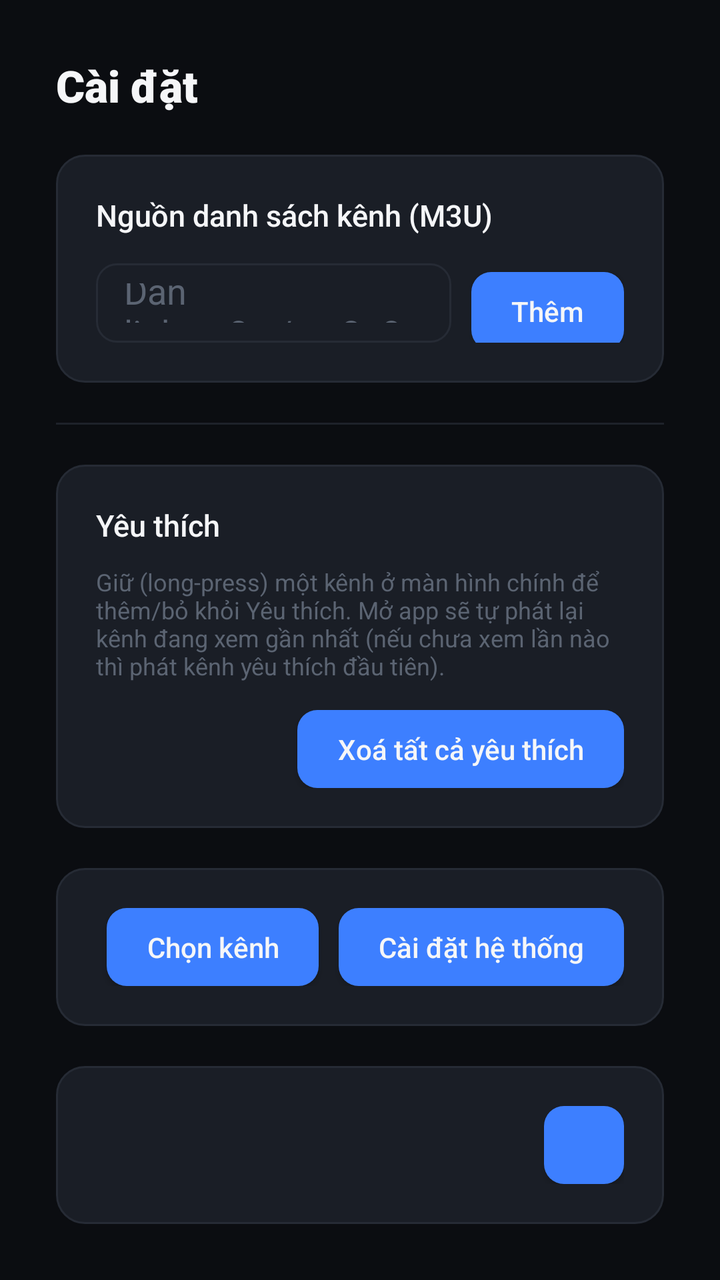
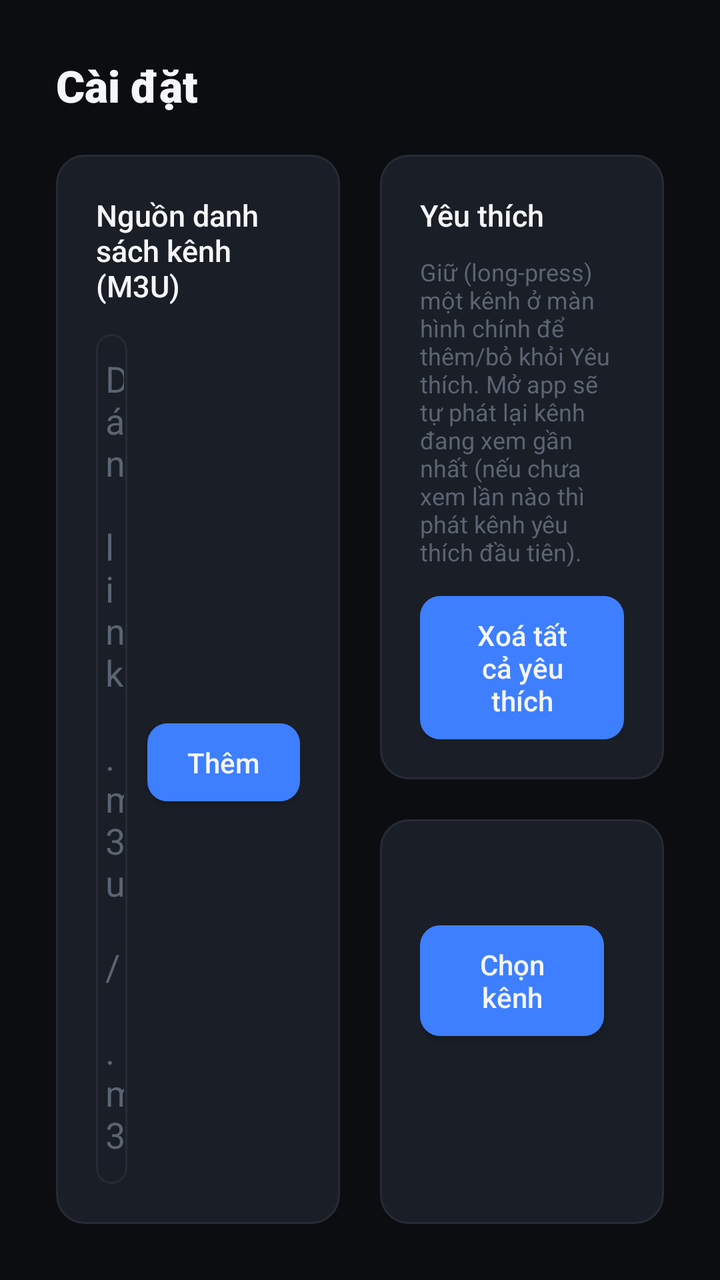

Compare the two renders of this Android layout. The source of the first and the diff that turns it into the second are given below.
<!-- AndroidManifest.xml: application theme Theme.VnTv -->
<!-- res/layout/activity_settings.xml -->
<?xml version="1.0" encoding="utf-8"?>
<LinearLayout xmlns:android="http://schemas.android.com/apk/res/android"
    android:layout_width="match_parent"
    android:layout_height="match_parent"
    android:orientation="vertical"
    android:background="@color/bg_base"
    android:padding="28dp">

    <TextView
        android:layout_width="match_parent"
        android:layout_height="wrap_content"
        android:text="@string/settings_screen_title"
        android:textColor="@color/text_primary"
        android:fontFamily="sans-serif-black"
        android:textSize="22sp"
        android:paddingBottom="20dp" />

    <LinearLayout
        android:layout_width="match_parent"
        android:layout_height="0dp"
        android:layout_weight="1"
        android:orientation="vertical"
        android:background="@drawable/card_background"
        android:padding="20dp">

        <TextView
            android:layout_width="match_parent"
            android:layout_height="wrap_content"
            android:text="@string/settings_title"
            android:textColor="@color/text_primary"
            android:fontFamily="sans-serif-medium"
            android:textSize="15sp"
            android:paddingBottom="14dp" />

        <LinearLayout
            android:layout_width="match_parent"
            android:layout_height="wrap_content"
            android:orientation="horizontal">

            <EditText
                android:id="@+id/url_input"
                android:layout_width="0dp"
                android:layout_weight="1"
                android:layout_height="wrap_content"
                android:layout_marginEnd="10dp"
                style="@style/Widget.VnTv.EditText"
                android:hint="@string/url_hint" />

            <Button
                android:id="@+id/add_button"
                android:layout_width="wrap_content"
                android:layout_height="wrap_content"
                style="@style/Widget.VnTv.Button"
                android:text="@string/add" />
        </LinearLayout>

        <TextView
            android:layout_width="match_parent"
            android:layout_height="wrap_content"
            android:text="@string/remove_hint"
            android:textColor="@color/text_tertiary"
            android:textSize="12sp"
            android:paddingTop="12dp"
            android:paddingBottom="8dp" />

        <ListView
            android:id="@+id/url_list"
            android:layout_width="match_parent"
            android:layout_height="0dp"
            android:layout_weight="1"
            android:divider="@null"
            android:dividerHeight="4dp" />
    </LinearLayout>

    <View
        android:layout_width="match_parent"
        android:layout_height="1dp"
        android:layout_marginVertical="20dp"
        android:background="@color/divider" />

    <LinearLayout
        android:layout_width="match_parent"
        android:layout_height="wrap_content"
        android:orientation="vertical"
        android:background="@drawable/card_background"
        android:padding="20dp">

        <TextView
            android:layout_width="match_parent"
            android:layout_height="wrap_content"
            android:text="@string/favorites_section_title"
            android:textColor="@color/text_primary"
            android:fontFamily="sans-serif-medium"
            android:textSize="15sp"
            android:paddingBottom="10dp" />

        <TextView
            android:layout_width="match_parent"
            android:layout_height="wrap_content"
            android:text="@string/default_channel_hint"
            android:textColor="@color/text_tertiary"
            android:textSize="12sp"
            android:paddingBottom="14dp" />

        <LinearLayout
            android:layout_width="match_parent"
            android:layout_height="wrap_content"
            android:orientation="horizontal"
            android:gravity="center_vertical">

            <TextView
                android:id="@+id/default_channel_value"
                android:layout_width="0dp"
                android:layout_weight="1"
                android:layout_height="wrap_content"
                android:textColor="@color/text_secondary"
                android:textSize="14sp" />

            <Button
                android:id="@+id/clear_default_button"
                android:layout_width="wrap_content"
                android:layout_height="wrap_content"
                style="@style/Widget.VnTv.Button"
                android:text="@string/clear_favorites" />
        </LinearLayout>
    </LinearLayout>

    <LinearLayout
        android:layout_width="match_parent"
        android:layout_height="wrap_content"
        android:layout_marginTop="20dp"
        android:orientation="horizontal"
        android:gravity="center_vertical"
        android:background="@drawable/card_background"
        android:padding="20dp">

        <TextView
            android:id="@+id/hotkey_value"
            android:layout_width="0dp"
            android:layout_weight="1"
            android:layout_height="wrap_content"
            android:textColor="@color/text_secondary"
            android:textSize="14sp" />

        <Button
            android:id="@+id/hotkey_button"
            android:layout_width="wrap_content"
            android:layout_height="wrap_content"
            android:layout_marginEnd="10dp"
            style="@style/Widget.VnTv.Button"
            android:text="@string/hotkey_choose" />

        <Button
            android:id="@+id/system_settings_button"
            android:layout_width="wrap_content"
            android:layout_height="wrap_content"
            style="@style/Widget.VnTv.Button"
            android:text="@string/system_settings" />
    </LinearLayout>

    <LinearLayout
        android:layout_width="match_parent"
        android:layout_height="wrap_content"
        android:layout_marginTop="20dp"
        android:orientation="horizontal"
        android:gravity="center_vertical"
        android:background="@drawable/card_background"
        android:padding="20dp">

        <TextView
            android:id="@+id/home_value"
            android:layout_width="0dp"
            android:layout_weight="1"
            android:layout_height="wrap_content"
            android:textColor="@color/text_secondary"
            android:textSize="14sp" />

        <Button
            android:id="@+id/home_button"
            android:layout_width="wrap_content"
            android:layout_height="wrap_content"
            style="@style/Widget.VnTv.Button" />
    </LinearLayout>
</LinearLayout>
<!-- resources referenced by this layout -->
<resources>
  <color name="bg_base">#0B0D11</color>
  <color name="divider">#1E222A</color>
  <color name="text_primary">#F5F6F8</color>
  <color name="text_secondary">#99A2B3</color>
  <color name="text_tertiary">#5B6472</color>
  <!-- drawable card_background (drawable) -->
  <?xml version="1.0" encoding="utf-8"?>
  <shape xmlns:android="http://schemas.android.com/apk/res/android" android:shape="rectangle">
      <solid android:color="@color/surface_card" />
      <corners android:radius="14dp" />
      <stroke android:width="1dp" android:color="@color/border_subtle" />
  </shape>
  <string name="add">Thêm</string>
  <string name="clear_favorites">Xoá tất cả yêu thích</string>
  <string name="default_channel_hint">Giữ (long-press) một kênh ở màn hình chính để thêm/bỏ khỏi Yêu thích. Mở app sẽ tự phát lại kênh đang xem gần nhất (nếu chưa xem lần nào thì phát kênh yêu thích đầu tiên).</string>
  <string name="favorites_section_title">Yêu thích</string>
  <string name="hotkey_choose">Chọn kênh</string>
  <string name="remove_hint">Giữ (long-press) một link để xoá</string>
  <string name="settings_screen_title">Cài đặt</string>
  <string name="settings_title">Nguồn danh sách kênh (M3U)</string>
  <string name="system_settings">Cài đặt hệ thống</string>
  <string name="url_hint">Dán link .m3u / .m3u8</string>
  <style name="Widget.VnTv.Button" parent="Widget.AppCompat.Button">
          <item name="android:background">@drawable/button_background</item>
          <item name="android:textColor">@color/text_primary</item>
          <item name="android:textAllCaps">false</item>
          <item name="android:fontFamily">sans-serif-medium</item>
          <item name="android:paddingLeft">20dp</item>
          <item name="android:paddingRight">20dp</item>
          <item name="android:paddingTop">10dp</item>
          <item name="android:paddingBottom">10dp</item>
          <item name="android:minWidth">0dp</item>
          <item name="android:minHeight">0dp</item>
      </style>
  <style name="Widget.VnTv.EditText" parent="Widget.AppCompat.EditText">
          <item name="android:background">@drawable/edittext_background</item>
          <item name="android:textColor">@color/text_primary</item>
          <item name="android:textColorHint">@color/text_tertiary</item>
          <item name="android:paddingLeft">14dp</item>
          <item name="android:paddingRight">14dp</item>
          <item name="android:paddingTop">10dp</item>
          <item name="android:paddingBottom">10dp</item>
      </style>
  <style name="Theme.VnTv" parent="Theme.AppCompat.NoActionBar">
          <item name="android:windowBackground">@color/bg_base</item>
          <item name="colorAccent">@color/accent</item>
          <item name="colorControlNormal">@color/text_secondary</item>
          <item name="colorControlActivated">@color/accent</item>
          <item name="colorControlHighlight">@color/accent_soft</item>
          <item name="android:textColorPrimary">@color/text_primary</item>
          <item name="android:textColorSecondary">@color/text_secondary</item>
      </style>
  <color name="surface_card">#1A1E26</color>
  <color name="border_subtle">#262B35</color>
  <color name="accent">#3D7FFF</color>
  <color name="accent_soft">#1C2B47</color>
  <color name="accent_light">#6AA0FF</color>
  <color name="accent_dark">#2D63D6</color>
  <color name="surface_card_focused">#232935</color>
  <!-- unchanged entries left out for length: 2 -->
</resources>

<!-- the commit's change to res/layout/activity_settings.xml (unified diff, before → after) -->
@@ -19,166 +19,181 @@
         android:layout_width="match_parent"
         android:layout_height="0dp"
         android:layout_weight="1"
-        android:orientation="vertical"
-        android:background="@drawable/card_background"
-        android:padding="20dp">
-
-        <TextView
-            android:layout_width="match_parent"
-            android:layout_height="wrap_content"
-            android:text="@string/settings_title"
-            android:textColor="@color/text_primary"
-            android:fontFamily="sans-serif-medium"
-            android:textSize="15sp"
-            android:paddingBottom="14dp" />
+        android:orientation="horizontal">
 
         <LinearLayout
-            android:layout_width="match_parent"
-            android:layout_height="wrap_content"
-            android:orientation="horizontal">
+            android:layout_width="0dp"
+            android:layout_height="match_parent"
+            android:layout_weight="1"
+            android:layout_marginEnd="20dp"
+            android:orientation="vertical"
+            android:background="@drawable/card_background"
+            android:padding="20dp">
 
-            <EditText
-                android:id="@+id/url_input"
-                android:layout_width="0dp"
+            <TextView
+                android:layout_width="match_parent"
+                android:layout_height="wrap_content"
+                android:text="@string/settings_title"
+                android:textColor="@color/text_primary"
+                android:fontFamily="sans-serif-medium"
+                android:textSize="15sp"
+                android:paddingBottom="14dp" />
+
+            <LinearLayout
+                android:layout_width="match_parent"
+                android:layout_height="wrap_content"
+                android:orientation="horizontal">
+
+                <EditText
+                    android:id="@+id/url_input"
+                    android:layout_width="0dp"
+                    android:layout_weight="1"
+                    android:layout_height="wrap_content"
+                    android:layout_marginEnd="10dp"
+                    style="@style/Widget.VnTv.EditText"
+                    android:hint="@string/url_hint" />
+
+                <Button
+                    android:id="@+id/add_button"
+                    android:layout_width="wrap_content"
+                    android:layout_height="wrap_content"
+                    style="@style/Widget.VnTv.Button"
+                    android:text="@string/add" />
+            </LinearLayout>
+
+            <TextView
+                android:layout_width="match_parent"
+                android:layout_height="wrap_content"
+                android:text="@string/remove_hint"
+                android:textColor="@color/text_tertiary"
+                android:textSize="12sp"
+                android:paddingTop="12dp"
+                android:paddingBottom="8dp" />
+
+            <ListView
+                android:id="@+id/url_list"
+                android:layout_width="match_parent"
+                android:layout_height="0dp"
                 android:layout_weight="1"
-                android:layout_height="wrap_content"
-                android:layout_marginEnd="10dp"
-                style="@style/Widget.VnTv.EditText"
-                android:hint="@string/url_hint" />
-
-            <Button
-                android:id="@+id/add_button"
-                android:layout_width="wrap_content"
-                android:layout_height="wrap_content"
-                style="@style/Widget.VnTv.Button"
-                android:text="@string/add" />
+                android:divider="@null"
+                android:dividerHeight="4dp" />
         </LinearLayout>
 
-        <TextView
-            android:layout_width="match_parent"
-            android:layout_height="wrap_content"
-            android:text="@string/remove_hint"
-            android:textColor="@color/text_tertiary"
-            android:textSize="12sp"
-            android:paddingTop="12dp"
-            android:paddingBottom="8dp" />
+        <LinearLayout
+            android:layout_width="0dp"
+            android:layout_height="match_parent"
+            android:layout_weight="1"
+            android:orientation="vertical">
 
-        <ListView
-            android:id="@+id/url_list"
-            android:layout_width="match_parent"
-            android:layout_height="0dp"
-            android:layout_weight="1"
-            android:divider="@null"
-            android:dividerHeight="4dp" />
-    </LinearLayout>
+            <LinearLayout
+                android:layout_width="match_parent"
+                android:layout_height="wrap_content"
+                android:orientation="vertical"
+                android:background="@drawable/card_background"
+                android:padding="20dp">
 
-    <View
-        android:layout_width="match_parent"
-        android:layout_height="1dp"
-        android:layout_marginVertical="20dp"
-        android:background="@color/divider" />
+                <TextView
+                    android:layout_width="match_parent"
+                    android:layout_height="wrap_content"
+                    android:text="@string/favorites_section_title"
+                    android:textColor="@color/text_primary"
+                    android:fontFamily="sans-serif-medium"
+                    android:textSize="15sp"
+                    android:paddingBottom="10dp" />
 
-    <LinearLayout
-        android:layout_width="match_parent"
-        android:layout_height="wrap_content"
-        android:orientation="vertical"
-        android:background="@drawable/card_background"
-        android:padding="20dp">
+                <TextView
+                    android:layout_width="match_parent"
+                    android:layout_height="wrap_content"
+                    android:text="@string/default_channel_hint"
+                    android:textColor="@color/text_tertiary"
+                    android:textSize="12sp"
+                    android:paddingBottom="14dp" />
 
-        <TextView
-            android:layout_width="match_parent"
-            android:layout_height="wrap_content"
-            android:text="@string/favorites_section_title"
-            android:textColor="@color/text_primary"
-            android:fontFamily="sans-serif-medium"
-            android:textSize="15sp"
-            android:paddingBottom="10dp" />
+                <LinearLayout
+                    android:layout_width="match_parent"
+                    android:layout_height="wrap_content"
+                    android:orientation="horizontal"
+                    android:gravity="center_vertical">
 
-        <TextView
-            android:layout_width="match_parent"
-            android:layout_height="wrap_content"
-            android:text="@string/default_channel_hint"
-            android:textColor="@color/text_tertiary"
-            android:textSize="12sp"
-            android:paddingBottom="14dp" />
+                    <TextView
+                        android:id="@+id/default_channel_value"
+                        android:layout_width="0dp"
+                        android:layout_weight="1"
+                        android:layout_height="wrap_content"
+                        android:textColor="@color/text_secondary"
+                        android:textSize="14sp" />
 
-        <LinearLayout
-            android:layout_width="match_parent"
-            android:layout_height="wrap_content"
-            android:orientation="horizontal"
-            android:gravity="center_vertical">
+                    <Button
+                        android:id="@+id/clear_default_button"
+                        android:layout_width="wrap_content"
+                        android:layout_height="wrap_content"
+                        style="@style/Widget.VnTv.Button"
+                        android:text="@string/clear_favorites" />
+                </LinearLayout>
+            </LinearLayout>
 
-            <TextView
-                android:id="@+id/default_channel_value"
-                android:layout_width="0dp"
-                android:layout_weight="1"
+            <LinearLayout
+                android:layout_width="match_parent"
                 android:layout_height="wrap_content"
-                android:textColor="@color/text_secondary"
-                android:textSize="14sp" />
+                android:layout_marginTop="20dp"
+                android:orientation="vertical"
+                android:background="@drawable/card_background"
+                android:padding="20dp">
 
-            <Button
-                android:id="@+id/clear_default_button"
-                android:layout_width="wrap_content"
+                <TextView
+                    android:id="@+id/hotkey_value"
+                    android:layout_width="match_parent"
+                    android:layout_height="wrap_content"
+                    android:paddingBottom="14dp"
+                    android:textColor="@color/text_secondary"
+                    android:textSize="14sp" />
+
+                <LinearLayout
+                    android:layout_width="wrap_content"
+                    android:layout_height="wrap_content"
+                    android:layout_gravity="end"
+                    android:orientation="horizontal">
+
+                    <Button
+                        android:id="@+id/hotkey_button"
+                        android:layout_width="wrap_content"
+                        android:layout_height="wrap_content"
+                        android:layout_marginEnd="10dp"
+                        style="@style/Widget.VnTv.Button"
+                        android:text="@string/hotkey_choose" />
+
+                    <Button
+                        android:id="@+id/system_settings_button"
+                        android:layout_width="wrap_content"
+                        android:layout_height="wrap_content"
+                        style="@style/Widget.VnTv.Button"
+                        android:text="@string/system_settings" />
+                </LinearLayout>
+            </LinearLayout>
+
+            <LinearLayout
+                android:layout_width="match_parent"
                 android:layout_height="wrap_content"
-                style="@style/Widget.VnTv.Button"
-                android:text="@string/clear_favorites" />
+                android:layout_marginTop="20dp"
+                android:orientation="vertical"
+                android:background="@drawable/card_background"
+                android:padding="20dp">
+
+                <TextView
+                    android:id="@+id/home_value"
+                    android:layout_width="match_parent"
+                    android:layout_height="wrap_content"
+                    android:paddingBottom="14dp"
+                    android:textColor="@color/text_secondary"
+                    android:textSize="14sp" />
+
+                <Button
+                    android:id="@+id/home_button"
+                    android:layout_width="wrap_content"
+                    android:layout_height="wrap_content"
+                    android:layout_gravity="end"
+                    style="@style/Widget.VnTv.Button" />
+            </LinearLayout>
         </LinearLayout>
     </LinearLayout>
-
-    <LinearLayout
-        android:layout_width="match_parent"
-        android:layout_height="wrap_content"
-        android:layout_marginTop="20dp"
-        android:orientation="horizontal"
-        android:gravity="center_vertical"
-        android:background="@drawable/card_background"
-        android:padding="20dp">
-
-        <TextView
-            android:id="@+id/hotkey_value"
-            android:layout_width="0dp"
-            android:layout_weight="1"
-            android:layout_height="wrap_content"
-            android:textColor="@color/text_secondary"
-            android:textSize="14sp" />
-
-        <Button
-            android:id="@+id/hotkey_button"
-            android:layout_width="wrap_content"
-            android:layout_height="wrap_content"
-            android:layout_marginEnd="10dp"
-            style="@style/Widget.VnTv.Button"
-            android:text="@string/hotkey_choose" />
-
-        <Button
-            android:id="@+id/system_settings_button"
-            android:layout_width="wrap_content"
-            android:layout_height="wrap_content"
-            style="@style/Widget.VnTv.Button"
-            android:text="@string/system_settings" />
-    </LinearLayout>
-
-    <LinearLayout
-        android:layout_width="match_parent"
-        android:layout_height="wrap_content"
-        android:layout_marginTop="20dp"
-        android:orientation="horizontal"
-        android:gravity="center_vertical"
-        android:background="@drawable/card_background"
-        android:padding="20dp">
-
-        <TextView
-            android:id="@+id/home_value"
-            android:layout_width="0dp"
-            android:layout_weight="1"
-            android:layout_height="wrap_content"
-            android:textColor="@color/text_secondary"
-            android:textSize="14sp" />
-
-        <Button
-            android:id="@+id/home_button"
-            android:layout_width="wrap_content"
-            android:layout_height="wrap_content"
-            style="@style/Widget.VnTv.Button" />
-    </LinearLayout>
 </LinearLayout>
<!-- resource entries referenced after the edit -->
@@ -1,7 +1,6 @@
 <!-- resources referenced by this layout -->
 <resources>
   <color name="bg_base">#0B0D11</color>
-  <color name="divider">#1E222A</color>
   <color name="text_primary">#F5F6F8</color>
   <color name="text_secondary">#99A2B3</color>
   <color name="text_tertiary">#5B6472</color>
